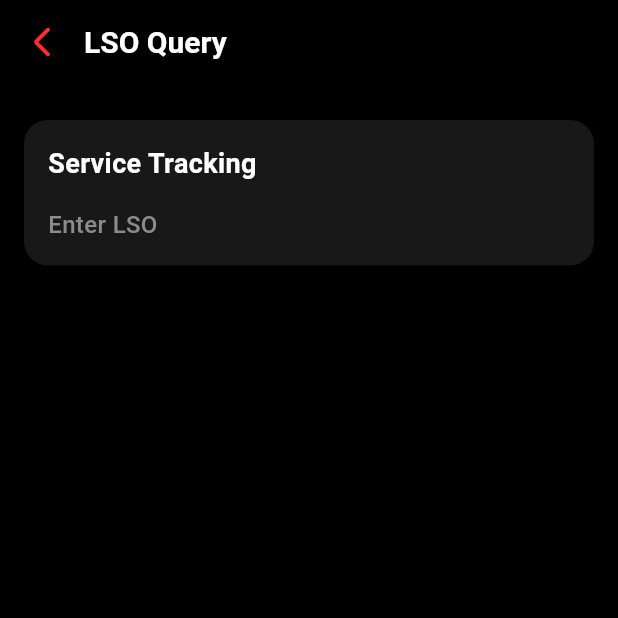
After one commit to atiqrs/symphony_app, a Flutter app: the LsoQueryScreen screen opened by its route, on a phone screen of 412 x 824 dp, the top half of it. The commit adds this screen. Run offline on Flutter 3.47's test engine with Material 3 defaults, Android fonts, the phone set to English and light mode, and no system bars; our stand-ins replace cached_network_image, flutter_svg.

Commit message:
impl lso query screen and route

```diff
--- a/lib/src/app_router.dart
+++ b/lib/src/app_router.dart
@@ -1,4 +1,5 @@
 import 'package:flutter/material.dart';
+import 'features/lso_query_screen/lso_query_screen.dart';
 import 'features/specification_screen/specification_screen.dart';
 import 'features/support_screen/support_screen.dart';
 import 'main_screen.dart';
@@ -8,6 +9,7 @@ class AppRouter {
   static const String mainScreen = 'mainScreen';
   static const String specificationScreen = 'specificationScreen';
   static const String supportScreen = 'supportScreen';
+  static const String lsoQueryScreen = 'lsoQueryScreen';
 
   static Route<dynamic> onGenerateRoute(RouteSettings settings) {
     final uri = Uri.parse(settings.name!);
@@ -25,6 +27,9 @@ class AppRouter {
       case AppRouter.supportScreen:
         page = const SupportScreen();
         break;
+      case AppRouter.lsoQueryScreen:
+        page = const LsoQueryScreen();
+        break;
       default:
         page = const MainScreen();
     }
--- a/lib/src/commons/resources/colors.dart
+++ b/lib/src/commons/resources/colors.dart
@@ -14,6 +14,7 @@ class AppColors {
 
   static const blackColor = Color.fromRGBO(0, 0, 0, 1);
   static const whiteColor = Color.fromRGBO(255, 255, 255, 1);
+  static const grayColor = Color.fromRGBO(139, 139, 139, 1);
   static const redColor = Color.fromRGBO(255, 44, 44, 1);
   static const redDimColor = Color.fromRGBO(255, 44, 44, .15);
   static const orangeColor = Color.fromRGBO(255, 105, 0, 1);
@@ -29,7 +30,8 @@ class AppColors {
   static const halfWhiteTextColor = Color.fromRGBO(255, 255, 255, .5);
   static const selectedTextColor = Color.fromRGBO(255, 255, 255, 1);
   static Color unselectedTextColor = Color.fromRGBO(255, 255, 255, 0.4);
-  static Color grayTextColor = Color.fromRGBO(255, 255, 255, 0.6);
+  static Color lightWhite06TextColor = Color.fromRGBO(255, 255, 255, 0.6);
+  static const grayTextColor = Color.fromRGBO(139, 139, 139, 1);
   static Color greenTextColor = Color.fromRGBO(52, 168, 83, 1);
 
   static const testBackground = Color.fromRGBO(36, 122, 18, 1.0);
--- a/lib/src/commons/resources/strings.dart
+++ b/lib/src/commons/resources/strings.dart
@@ -42,16 +42,12 @@ class AppStrings {
   static const lsoQuery = "LSO Query";
   static const feedback = "Feedback";
   static const bookAnAppointment = "Book An Appointment";
-  // static const androidTmText = "Android™";
-  // static const processorText = "Processor";
-  // static const storageText = "Storage";
-  // static const displayText = "Display";
-  // static const ramText = "Ram";
-  // static const simCardText = "Sim Card";
-  // static const cameraText = "Camera";
-  // static const networkText = "Network";
-  // static const batteryText = "Battery";
-  // static const deviceSensorsText = "Device Sensors";
+
+
+  static const serviceTracking = "Service Tracking";
+  static const enterLSO = "Enter LSO";
+
+
 
   // Specification details data
   static const processDetailsText = "MediaTek Helio G99 6nm 2.2GHz Octa Core";
--- a/lib/src/commons/resources/styles.dart
+++ b/lib/src/commons/resources/styles.dart
@@ -24,8 +24,20 @@ abstract class AppStyles {
   static const fontName = 'Font-Name';
 
   static TextStyle gray12TextStyle = TextStyle(
+    color: AppColors.lightWhite06TextColor,
+    fontSize: textSize12,
+  );
+
+  static TextStyle gray14W500TextStyle = TextStyle(
     color: AppColors.grayTextColor,
-    fontSize: textSize12,
+    fontWeight: FontWeight.w500,
+    fontSize: textSize14,
+  );
+
+  static TextStyle gray16W500TextStyle = TextStyle(
+    color: AppColors.grayTextColor,
+    fontWeight: FontWeight.w500,
+    fontSize: textSize16,
   );
 
   static TextStyle green20W500TextStyle = TextStyle(
@@ -61,6 +73,12 @@ abstract class AppStyles {
   static TextStyle white16W500TextStyle = TextStyle(
     color: AppColors.whiteTextColor,
     fontSize: textSize16,
+  );
+
+  static TextStyle white18W700TextStyle = TextStyle(
+    color: AppColors.whiteTextColor,
+    fontWeight: FontWeight.w700,
+    fontSize: textSize18,
   );
 
   static TextStyle white20W600TextStyle = TextStyle(
--- /dev/null
+++ b/lib/src/features/lso_query_screen/lso_query_screen.dart
@@ -0,0 +1,54 @@
+import 'package:flutter/material.dart';
+
+import '../../commons/resources/colors.dart';
+import '../../commons/resources/dimens.dart';
+import '../../commons/resources/strings.dart';
+import '../../commons/resources/styles.dart';
+import '../../commons/utils/custom_app_bar.dart';
+import '../../commons/widgets/common/color_round_card_widget.dart';
+
+class LsoQueryScreen extends StatelessWidget {
+  const LsoQueryScreen({super.key});
+
+  @override
+  Widget build(BuildContext context) {
+    return Scaffold(
+      backgroundColor: AppColors.blackBackgroundColor,
+      appBar: CustomAppBar(
+        title: Text(AppStrings.lsoQuery),
+        titleTextStyle: AppStyles.white20W600TextStyle,
+        backgroundColor: AppColors.blackBackgroundColor,
+      ),
+      body: SingleChildScrollView(
+        child: Container(
+          color: AppColors.blackBackgroundColor,
+          padding: EdgeInsets.symmetric(vertical: AppDimens.spacing24, horizontal: AppDimens.spacing16),
+          child: colorRoundCardWidget(
+            width: double.infinity,
+            radius: AppDimens.radius16,
+            backgroundColor: AppColors.cardBackgroundColor,
+            overlayWidget: Padding(
+              padding: EdgeInsets.all(AppDimens.spacing16),
+              child: Column(
+                crossAxisAlignment: CrossAxisAlignment.start,
+                children: [
+                  Text(
+                    AppStrings.serviceTracking,
+                    style: AppStyles.white18W700TextStyle,
+                    overflow: TextOverflow.ellipsis,
+                  ),
+                  SizedBox(height: AppDimens.spacing16),
+                  Text(
+                    AppStrings.enterLSO,
+                    style: AppStyles.gray16W500TextStyle,
+                    overflow: TextOverflow.ellipsis,
+                  ),
+                ],
+              ),
+            ),
+          ),
+        ),
+      ),
+    );
+  }
+}
--- a/lib/src/features/support_screen/support_screen.dart
+++ b/lib/src/features/support_screen/support_screen.dart
@@ -51,6 +51,7 @@ class SupportScreen extends StatelessWidget {
                     child: supportSingleCardWidget(
                       iconUrl: AppAssets.iconCourtLow,
                       title: AppStrings.lsoQuery,
+                      onPressed: () => Navigator.pushNamed(context, AppRouter.lsoQueryScreen),
                     ),
                   ),
                   SizedBox(width: AppDimens.spacing16),
--- a/lib/src/features/support_screen/widgets/powered_by_widget.dart
+++ /dev/null
@@ -1,40 +0,0 @@
-import 'package:flutter/cupertino.dart';
-
-import '../../../commons/resources/assets.dart';
-import '../../../commons/resources/dimens.dart';
-import '../../../commons/resources/strings.dart';
-import '../../../commons/resources/styles.dart';
-import '../../../commons/resources/colors.dart';
-import '../../../commons/widgets/common/color_round_card_widget.dart';
-
-Widget poweredByWidget({required int androidVersion}) {
-  return colorRoundCardWidget(
-    height: AppDimens.height82,
-    width: double.infinity,
-    radius: AppDimens.radius16,
-    backgroundColor: AppColors.cardBackgroundColor,
-    overlayWidget: Padding(
-      padding: EdgeInsets.symmetric(horizontal: AppDimens.spacing16),
-      child: Row(
-        children: [
-          Expanded(
-            child: Column(
-              mainAxisAlignment: MainAxisAlignment.center,
-              crossAxisAlignment: CrossAxisAlignment.start,
-              children: [
-                Text(AppStrings.poweredByText, style: AppStyles.liteWhite12W500TextStyle),
-                Text('${AppStrings.androidTmText} $androidVersion', style: AppStyles.green20W500TextStyle),
-              ],
-            ),
-          ),
-          Column(
-            children: [
-              Spacer(),
-              Image.asset(AppAssets.imageAndroid, height: AppDimens.height48,width: AppDimens.width80),
-            ],
-          )
-        ],
-      ),
-    ),
-  );
-}
```
